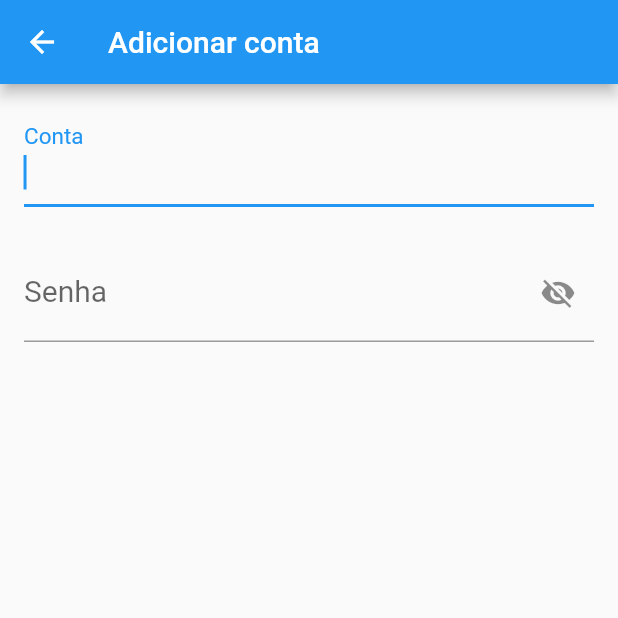
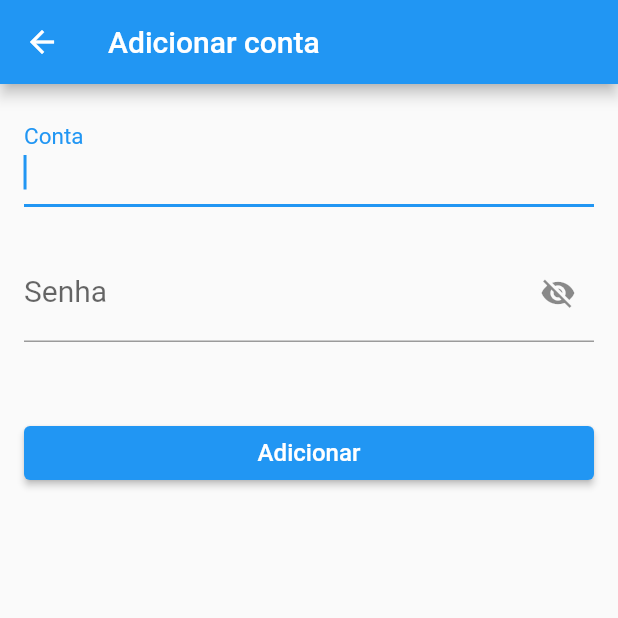
Before and after one commit to oliveira88/pass_manager_flutter, a Flutter app: the AddPassword screen opened directly, on a phone screen of 412 x 824 dp, the top half of it. Run offline on Flutter 3.47's test engine with Material 2 defaults, Android fonts, the phone set to English and light mode, and no system bars.

Commit message:
Adicionado botão "adicionar"

```diff
--- a/lib/screens/add_account.dart
+++ b/lib/screens/add_account.dart
@@ -8,7 +8,7 @@ class AddPassword extends StatefulWidget {
 }
 
 class _AddPasswordState extends State<AddPassword> {
-  final _accountController = TextEditingController();
+  final _nameController = TextEditingController();
   final _passwordController = TextEditingController();
 
   bool _passwordVisible = true;
@@ -34,7 +34,7 @@ class _AddPasswordState extends State<AddPassword> {
             TextField(
               autofocus: true,
               style: TextStyle(fontSize: 20.0),
-              controller: _accountController,
+              controller: _nameController,
               decoration: InputDecoration(labelText: 'Conta'),
             ),
             const SizedBox(height: 24.0),
@@ -50,6 +50,20 @@ class _AddPasswordState extends State<AddPassword> {
               ),
               obscureText: _passwordVisible,
             ),
+            const SizedBox(height: 50.0),
+            ElevatedButton(
+              onPressed: () {
+                var account = {
+                  "name": _nameController.text,
+                  "password": _passwordController.text
+                };
+                print(account);
+              },
+              child: Text(
+                'Adicionar',
+                style: TextStyle(fontSize: 16),
+              ),
+            ),
           ],
         ),
       ),
```
